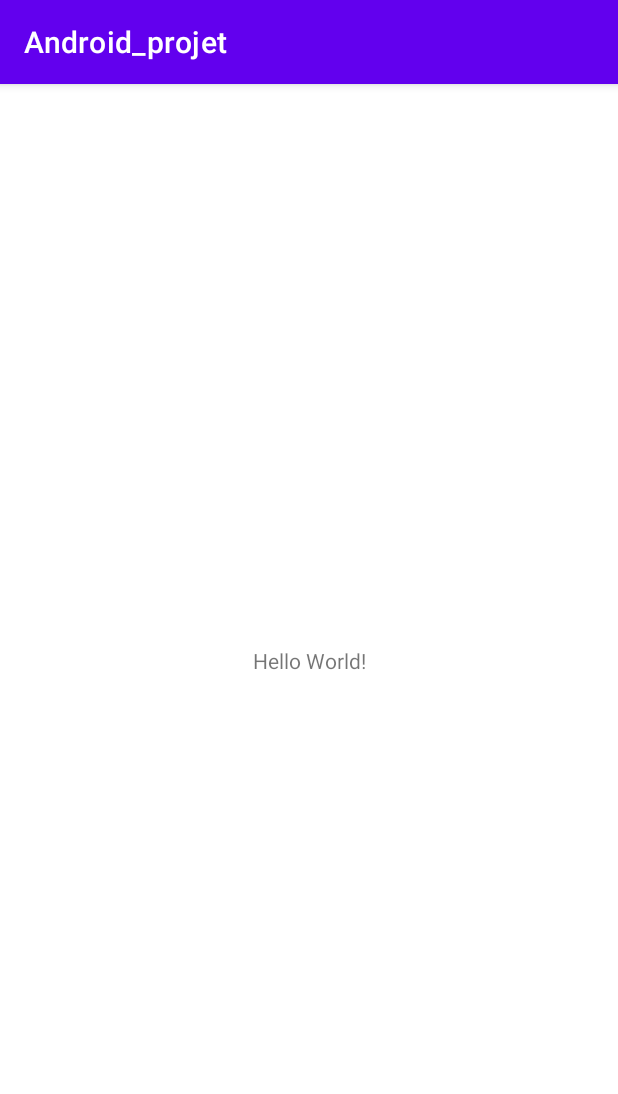
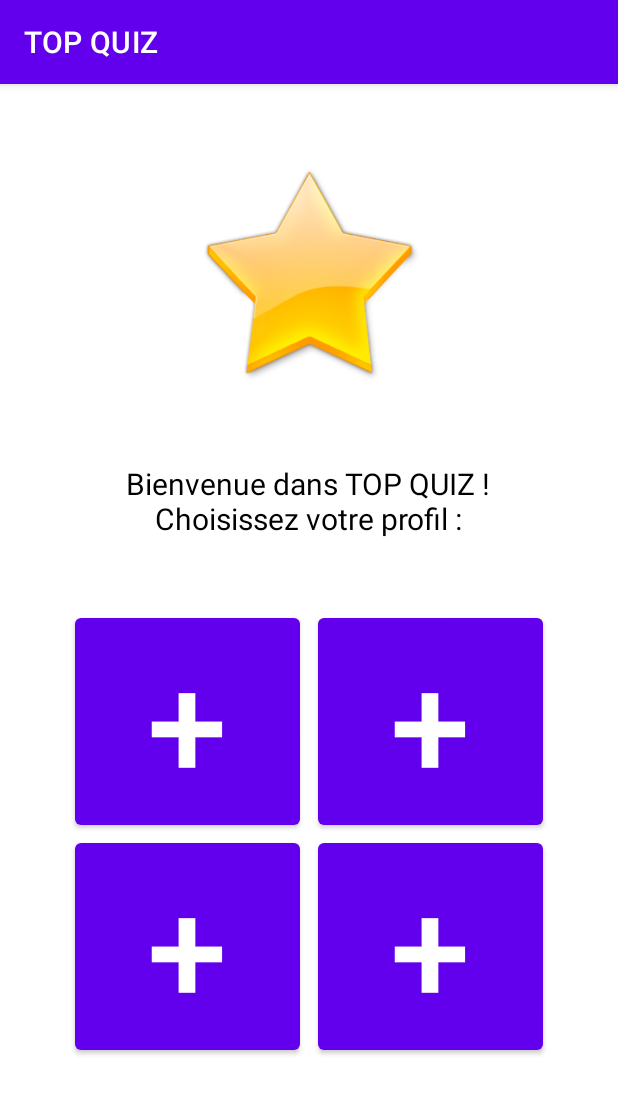
Before and after one commit to BenoitBad/Android_projet, an Android app: the screen it shows after launch (MainActivity), on a phone screen of 412 x 824 dp. Shown: the top 1094 px of the screen. Run offline under Robolectric (Android 15) with nearby library versions, the phone set to English and light mode, and no system bars.

Commit message:
création du layout activity_profileSelection

```diff
--- a/app/src/main/java/com/example/android_projet/MainActivity.java
+++ b/app/src/main/java/com/example/android_projet/MainActivity.java
@@ -9,6 +9,6 @@ public class MainActivity extends AppCompatActivity {
     @Override
     protected void onCreate(Bundle savedInstanceState) {
         super.onCreate(savedInstanceState);
-        setContentView(R.layout.activity_main);
+        setContentView(R.layout.activity_profileSelection);
     }
 }
--- a/app/src/main/res/layout/activity_main.xml
+++ /dev/null
@@ -1,18 +0,0 @@
-<?xml version="1.0" encoding="utf-8"?>
-<androidx.constraintlayout.widget.ConstraintLayout xmlns:android="http://schemas.android.com/apk/res/android"
-    xmlns:app="http://schemas.android.com/apk/res-auto"
-    xmlns:tools="http://schemas.android.com/tools"
-    android:layout_width="match_parent"
-    android:layout_height="match_parent"
-    tools:context=".MainActivity">
-
-    <TextView
-        android:layout_width="wrap_content"
-        android:layout_height="wrap_content"
-        android:text="Hello World!"
-        app:layout_constraintBottom_toBottomOf="parent"
-        app:layout_constraintLeft_toLeftOf="parent"
-        app:layout_constraintRight_toRightOf="parent"
-        app:layout_constraintTop_toTopOf="parent" />
-
-</androidx.constraintlayout.widget.ConstraintLayout>
--- /dev/null
+++ b/app/src/main/res/layout/activity_profileSelection.xml
@@ -0,0 +1,78 @@
+<?xml version="1.0" encoding="utf-8"?>
+<androidx.constraintlayout.widget.ConstraintLayout xmlns:android="http://schemas.android.com/apk/res/android"
+    xmlns:app="http://schemas.android.com/apk/res-auto"
+    xmlns:tools="http://schemas.android.com/tools"
+    android:layout_width="match_parent"
+    android:layout_height="match_parent"
+    tools:context=".MainActivity">
+
+    <Button
+        android:id="@+id/profileSelection_activity_button_profile1"
+        android:layout_width="150dp"
+        android:layout_height="150dp"
+        android:layout_marginStart="50dp"
+        android:layout_marginTop="350dp"
+        android:text="@string/profileSelection_new_player"
+        android:textSize="96sp"
+        app:layout_constraintStart_toStartOf="parent"
+        app:layout_constraintTop_toTopOf="parent" />
+
+    <Button
+        android:id="@+id/profileSelection_activity_button_profile3"
+        android:layout_width="150dp"
+        android:layout_height="150dp"
+        android:layout_marginStart="50dp"
+        android:layout_marginTop="500dp"
+        android:text="@string/profileSelection_new_player"
+        android:textSize="96sp"
+        app:layout_constraintStart_toStartOf="parent"
+        app:layout_constraintTop_toTopOf="parent" />
+
+    <Button
+        android:id="@+id/profileSelection_activity_button_profile4"
+        android:layout_width="150dp"
+        android:layout_height="150dp"
+        android:layout_marginTop="500dp"
+        android:layout_marginEnd="50dp"
+        android:text="@string/profileSelection_new_player"
+        android:textSize="96sp"
+        app:layout_constraintEnd_toEndOf="parent"
+        app:layout_constraintTop_toTopOf="parent" />
+
+    <Button
+        android:id="@+id/profileSelection_activity_button_profile2"
+        android:layout_width="150dp"
+        android:layout_height="150dp"
+        android:layout_marginTop="350dp"
+        android:layout_marginEnd="50dp"
+        android:text="@string/profileSelection_new_player"
+        android:textSize="96sp"
+        app:layout_constraintEnd_toEndOf="parent"
+        app:layout_constraintTop_toTopOf="parent" />
+
+    <TextView
+        android:id="@+id/profileSelection_activity_textView"
+        android:layout_width="256dp"
+        android:layout_height="54dp"
+        android:text="@string/profileSelection_welcome"
+        android:textAlignment="center"
+        android:textColor="#000000"
+        android:textSize="20sp"
+        app:layout_constraintBottom_toTopOf="@+id/profileSelection_activity_button_profile1"
+        app:layout_constraintEnd_toEndOf="parent"
+        app:layout_constraintHorizontal_bias="0.496"
+        app:layout_constraintStart_toStartOf="parent"
+        app:layout_constraintTop_toTopOf="parent"
+        app:layout_constraintVertical_bias="0.854" />
+
+    <ImageView
+        android:id="@+id/profileSelection_activity_imageView_star"
+        android:layout_width="150dp"
+        android:layout_height="150dp"
+        app:layout_constraintBottom_toTopOf="@+id/profileSelection_activity_textView"
+        app:layout_constraintEnd_toEndOf="parent"
+        app:layout_constraintStart_toStartOf="parent"
+        app:layout_constraintTop_toTopOf="parent"
+        app:srcCompat="@drawable/star" />
+
+</androidx.constraintlayout.widget.ConstraintLayout>
--- a/app/src/main/res/values/strings.xml
+++ b/app/src/main/res/values/strings.xml
@@ -1,3 +1,5 @@
 <resources>
-    <string name="app_name">Android_projet</string>
+    <string name="app_name">TOP QUIZ</string>
+    <string name="profileSelection_welcome">Bienvenue dans TOP QUIZ ! Choisissez votre profil :</string>
+    <string name="profileSelection_new_player">+</string>
 </resources>
```
Also changed, not shown: app/src/main/res/drawable/star.png (added).
